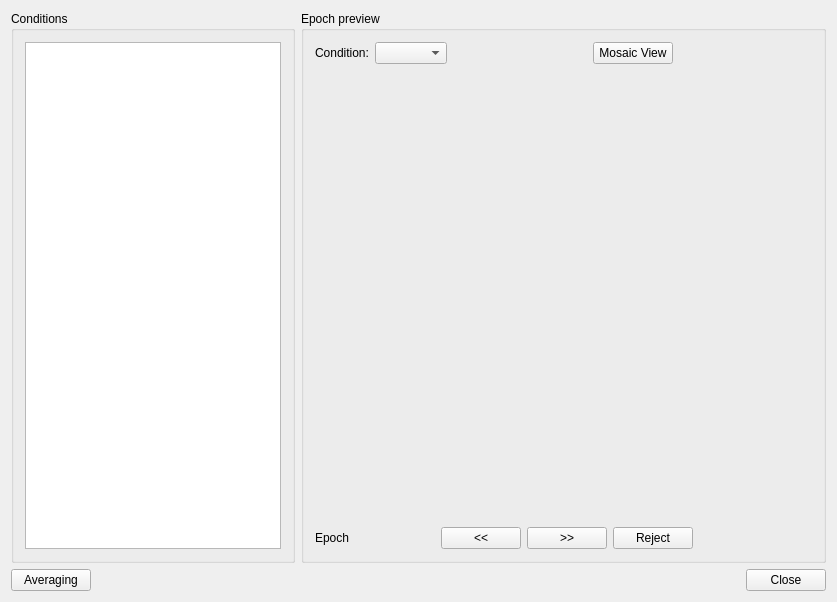
Above: src/AnyWave/Epoch/AwEpochVisuWidget.ui from HIP-infrastructure/anywave-code before the change. Below: the same form after it.
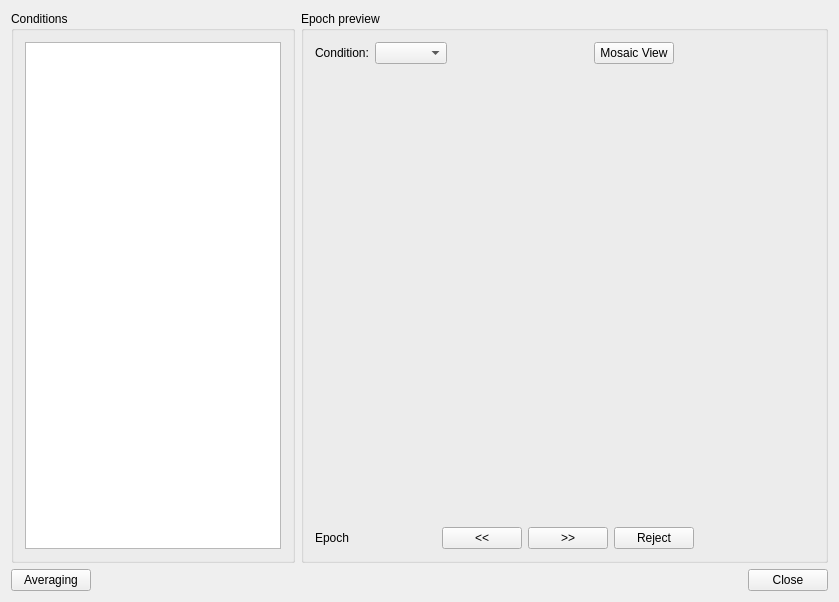
That is the form after the change. Icons and pictures are not drawn.

Patch:
```diff
--- a/src/AnyWave/Epoch/AwEpochVisuWidget.ui
+++ b/src/AnyWave/Epoch/AwEpochVisuWidget.ui
@@ -6,7 +6,7 @@
    <rect>
     <x>0</x>
     <y>0</y>
-    <width>837</width>
+    <width>839</width>
     <height>602</height>
    </rect>
   </property>
```
